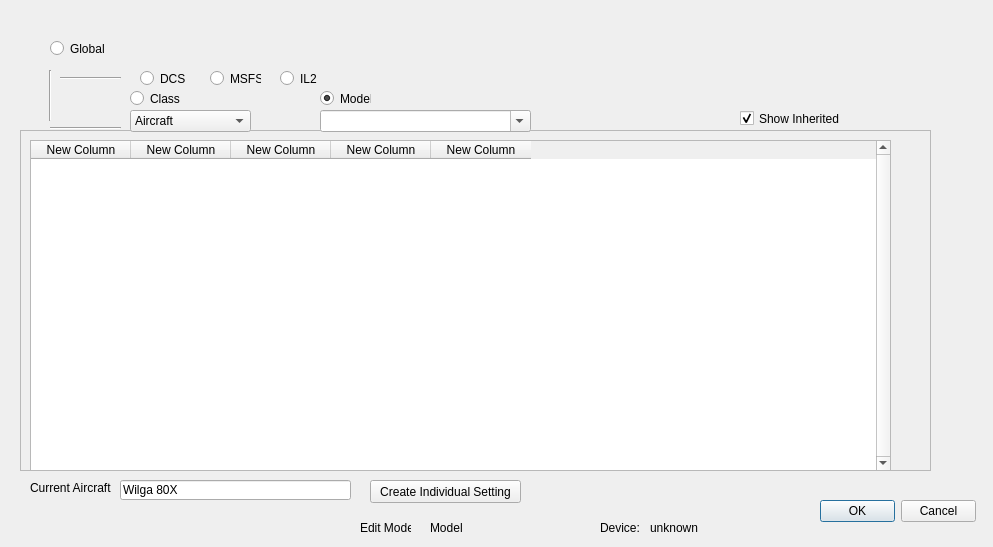
Qt form settingswindow.ui (walmis/VPforce-TelemFFB) before a commit.
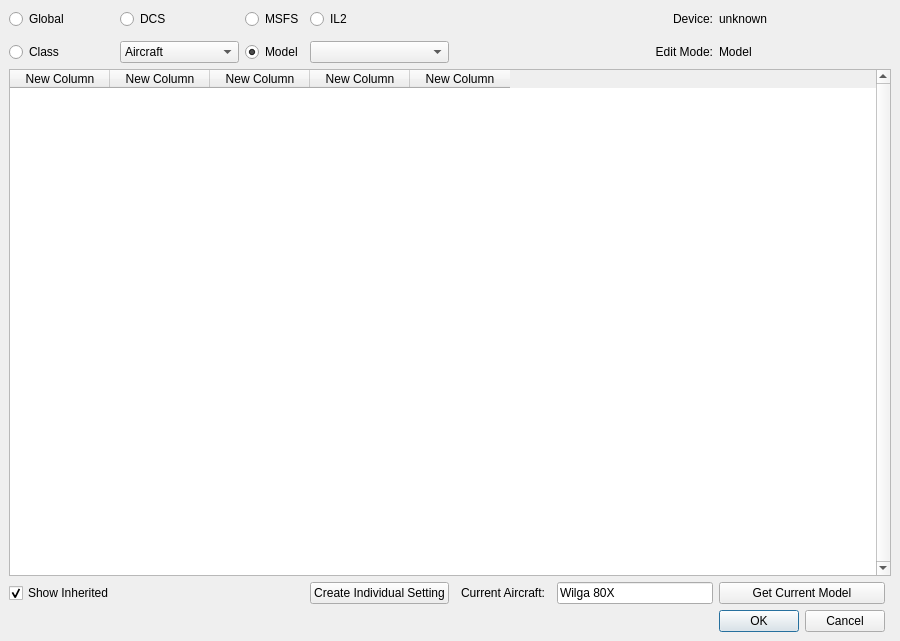
The same form after that commit.

Diff of the .ui file:
```diff
--- a/settingswindow.ui
+++ b/settingswindow.ui
@@ -6,88 +6,148 @@
    <rect>
     <x>0</x>
     <y>0</y>
-    <width>993</width>
-    <height>547</height>
+    <width>900</width>
+    <height>641</height>
    </rect>
   </property>
+  <property name="minimumSize">
+   <size>
+    <width>900</width>
+    <height>600</height>
+   </size>
+  </property>
+  <property name="maximumSize">
+   <size>
+    <width>900</width>
+    <height>3000</height>
+   </size>
+  </property>
   <property name="windowTitle">
    <string>MainWindow</string>
   </property>
   <widget class="QWidget" name="centralwidget">
+   <layout class="QGridLayout" name="gridLayout" columnstretch="0,0,0,0,0,0,0,0,0,0" columnminimumwidth="0,0,0,0,0,0,0,0,0,0">
+    <item row="27" column="8">
+     <widget class="QDialogButtonBox" name="buttonBox">
+      <property name="standardButtons">
+       <set>QDialogButtonBox::Cancel|QDialogButtonBox::Ok</set>
+      </property>
+     </widget>
+    </item>
+    <item row="10" column="7">
+     <widget class="QLabel" name="label_3">
+      <property name="text">
+       <string>Edit Mode:</string>
+      </property>
+      <property name="alignment">
+       <set>Qt::AlignRight|Qt::AlignTrailing|Qt::AlignVCenter</set>
+      </property>
+     </widget>
+    </item>
+    <item row="10" column="8">
+     <widget class="QLabel" name="l_mode">
+      <property name="text">
+       <string>Model</string>
+      </property>
+     </widget>
+    </item>
+    <item row="0" column="7">
+     <widget class="QLabel" name="label_2">
+      <property name="text">
+       <string>Device:</string>
+      </property>
+      <property name="alignment">
+       <set>Qt::AlignRight|Qt::AlignTrailing|Qt::AlignVCenter</set>
+      </property>
+     </widget>
+    </item>
+    <item row="1" column="0">
+     <widget class="Line" name="line">
+      <property name="orientation">
+       <enum>Qt::Vertical</enum>
+      </property>
+     </widget>
+    </item>
+    <item row="0" column="0">
    <widget class="QRadioButton" name="rb_Global">
-    <property name="geometry">
-     <rect>
-      <x>50</x>
-      <y>40</y>
-      <width>61</width>
-      <height>17</height>
-     </rect>
-    </property>
     <property name="text">
      <string>Global</string>
     </property>
    </widget>
+    </item>
+    <item row="15" column="0" colspan="10">
+     <widget class="QTableWidget" name="table_widget">
+      <property name="verticalScrollBarPolicy">
+       <enum>Qt::ScrollBarAlwaysOn</enum>
+      </property>
+      <property name="alternatingRowColors">
+       <bool>true</bool>
+      </property>
+      <property name="selectionBehavior">
+       <enum>QAbstractItemView::SelectItems</enum>
+      </property>
+      <property name="sortingEnabled">
+       <bool>true</bool>
+      </property>
+      <property name="wordWrap">
+       <bool>false</bool>
+      </property>
+      <property name="cornerButtonEnabled">
+       <bool>false</bool>
+      </property>
+      <attribute name="verticalHeaderVisible">
+       <bool>false</bool>
+      </attribute>
+      <column>
+       <property name="text">
+        <string>New Column</string>
+       </property>
+      </column>
+      <column>
+       <property name="text">
+        <string>New Column</string>
+       </property>
+      </column>
+      <column>
+       <property name="text">
+        <string>New Column</string>
+       </property>
+      </column>
+      <column>
+       <property name="text">
+        <string>New Column</string>
+       </property>
+      </column>
+      <column>
+       <property name="text">
+        <string>New Column</string>
+       </property>
+      </column>
+     </widget>
+    </item>
+    <item row="0" column="1">
    <widget class="QRadioButton" name="rb_DCS">
-    <property name="geometry">
-     <rect>
-      <x>140</x>
-      <y>70</y>
-      <width>51</width>
-      <height>17</height>
-     </rect>
-    </property>
     <property name="text">
      <string>DCS</string>
     </property>
    </widget>
+    </item>
+    <item row="0" column="2">
    <widget class="QRadioButton" name="rb_MSFS">
-    <property name="geometry">
-     <rect>
-      <x>210</x>
-      <y>70</y>
-      <width>51</width>
-      <height>17</height>
-     </rect>
-    </property>
     <property name="text">
      <string>MSFS</string>
     </property>
    </widget>
-   <widget class="QRadioButton" name="rb_IL2">
-    <property name="geometry">
-     <rect>
-      <x>280</x>
-      <y>70</y>
-      <width>51</width>
-      <height>17</height>
-     </rect>
-    </property>
+    </item>
+    <item row="10" column="0">
+     <widget class="QRadioButton" name="rb_class">
     <property name="text">
-     <string>IL2</string>
-    </property>
-   </widget>
-   <widget class="QDialogButtonBox" name="buttonBox">
-    <property name="geometry">
-     <rect>
-      <x>820</x>
-      <y>500</y>
-      <width>156</width>
-      <height>23</height>
-     </rect>
-    </property>
-    <property name="standardButtons">
-     <set>QDialogButtonBox::Cancel|QDialogButtonBox::Ok</set>
-    </property>
-   </widget>
+       <string>Class</string>
+      </property>
+     </widget>
+    </item>
+    <item row="10" column="1">
    <widget class="QComboBox" name="drp_class">
-    <property name="geometry">
-     <rect>
-      <x>130</x>
-      <y>110</y>
-      <width>121</width>
-      <height>22</height>
-     </rect>
-    </property>
     <item>
      <property name="text">
       <string>Aircraft</string>
@@ -119,136 +179,68 @@
      </property>
     </item>
    </widget>
-   <widget class="QTableWidget" name="table_widget">
-    <property name="geometry">
-     <rect>
-      <x>30</x>
-      <y>140</y>
-      <width>861</width>
-      <height>331</height>
-     </rect>
-    </property>
-    <property name="verticalScrollBarPolicy">
-     <enum>Qt::ScrollBarAlwaysOn</enum>
-    </property>
-    <property name="alternatingRowColors">
-     <bool>true</bool>
-    </property>
-    <property name="selectionBehavior">
-     <enum>QAbstractItemView::SelectItems</enum>
-    </property>
-    <property name="sortingEnabled">
-     <bool>true</bool>
-    </property>
-    <property name="wordWrap">
+    </item>
+    <item row="10" column="3">
+     <widget class="QComboBox" name="drp_models">
+      <property name="editable">
      <bool>false</bool>
     </property>
-    <property name="cornerButtonEnabled">
-     <bool>false</bool>
-    </property>
-    <column>
+     </widget>
+    </item>
+    <item row="0" column="3">
+     <widget class="QRadioButton" name="rb_IL2">
      <property name="text">
-      <string>New Column</string>
-     </property>
-    </column>
-    <column>
+       <string>IL2</string>
+      </property>
+     </widget>
+    </item>
+    <item row="10" column="2">
+     <widget class="QRadioButton" name="rb_model">
      <property name="text">
-      <string>New Column</string>
-     </property>
-    </column>
-    <column>
-     <property name="text">
-      <string>New Column</string>
-     </property>
-    </column>
-    <column>
-     <property name="text">
-      <string>New Column</string>
-     </property>
-    </column>
-    <column>
-     <property name="text">
-      <string>New Column</string>
-     </property>
-    </column>
-   </widget>
-   <widget class="QLabel" name="label">
-    <property name="geometry">
-     <rect>
-      <x>30</x>
-      <y>480</y>
-      <width>81</width>
-      <height>16</height>
-     </rect>
-    </property>
+       <string>Model</string>
+      </property>
+      <property name="checked">
+       <bool>true</bool>
+      </property>
+     </widget>
+    </item>
+    <item row="0" column="8">
+     <widget class="QLabel" name="l_device">
     <property name="text">
-     <string>Current Aircraft:</string>
-    </property>
-   </widget>
+       <string>unknown</string>
+      </property>
+     </widget>
+    </item>
+    <item row="17" column="7">
    <widget class="QLineEdit" name="tb_currentmodel">
-    <property name="geometry">
-     <rect>
-      <x>120</x>
-      <y>480</y>
-      <width>231</width>
-      <height>20</height>
-     </rect>
-    </property>
     <property name="text">
      <string>Wilga 80X</string>
     </property>
    </widget>
+    </item>
+    <item row="17" column="8">
+     <widget class="QPushButton" name="b_getcurrentmodel">
+      <property name="text">
+       <string>Get Current Model</string>
+      </property>
+     </widget>
+    </item>
+    <item row="17" column="5">
+     <widget class="QLabel" name="label">
+      <property name="text">
+       <string>Current Aircraft:</string>
+      </property>
+     </widget>
+    </item>
+    <item row="17" column="3">
    <widget class="QPushButton" name="b_createaircraft">
-    <property name="geometry">
-     <rect>
-      <x>370</x>
-      <y>480</y>
-      <width>151</width>
-      <height>23</height>
-     </rect>
-    </property>
     <property name="text">
      <string>Create Individual Setting</string>
     </property>
    </widget>
-   <widget class="QComboBox" name="drp_models">
-    <property name="geometry">
-     <rect>
-      <x>320</x>
-      <y>110</y>
-      <width>211</width>
-      <height>22</height>
-     </rect>
-    </property>
-    <property name="editable">
-     <bool>true</bool>
-    </property>
-   </widget>
-   <widget class="QFrame" name="frame">
-    <property name="geometry">
-     <rect>
-      <x>20</x>
-      <y>130</y>
-      <width>911</width>
-      <height>341</height>
-     </rect>
-    </property>
-    <property name="frameShape">
-     <enum>QFrame::StyledPanel</enum>
-    </property>
-    <property name="frameShadow">
-     <enum>QFrame::Raised</enum>
-    </property>
-   </widget>
+    </item>
+    <item row="17" column="0">
    <widget class="QCheckBox" name="cb_show_inherited">
-    <property name="geometry">
-     <rect>
-      <x>740</x>
-      <y>110</y>
-      <width>151</width>
-      <height>17</height>
-     </rect>
-    </property>
     <property name="text">
      <string>Show Inherited</string>
     </property>
@@ -256,148 +248,8 @@
      <bool>true</bool>
     </property>
    </widget>
-   <widget class="QRadioButton" name="rb_class">
-    <property name="geometry">
-     <rect>
-      <x>130</x>
-      <y>90</y>
-      <width>51</width>
-      <height>17</height>
-     </rect>
-    </property>
-    <property name="text">
-     <string>Class</string>
-    </property>
-   </widget>
-   <widget class="QRadioButton" name="rb_model">
-    <property name="geometry">
-     <rect>
-      <x>320</x>
-      <y>90</y>
-      <width>51</width>
-      <height>17</height>
-     </rect>
-    </property>
-    <property name="text">
-     <string>Model</string>
-    </property>
-    <property name="checked">
-     <bool>true</bool>
-    </property>
-   </widget>
-   <widget class="Line" name="line">
-    <property name="geometry">
-     <rect>
-      <x>40</x>
-      <y>70</y>
-      <width>20</width>
-      <height>51</height>
-     </rect>
-    </property>
-    <property name="orientation">
-     <enum>Qt::Vertical</enum>
-    </property>
-   </widget>
-   <widget class="Line" name="line_2">
-    <property name="geometry">
-     <rect>
-      <x>50</x>
-      <y>120</y>
-      <width>71</width>
-      <height>16</height>
-     </rect>
-    </property>
-    <property name="orientation">
-     <enum>Qt::Horizontal</enum>
-    </property>
-   </widget>
-   <widget class="Line" name="line_3">
-    <property name="geometry">
-     <rect>
-      <x>60</x>
-      <y>70</y>
-      <width>61</width>
-      <height>16</height>
-     </rect>
-    </property>
-    <property name="orientation">
-     <enum>Qt::Horizontal</enum>
-    </property>
-   </widget>
-   <widget class="QLabel" name="l_mode">
-    <property name="geometry">
-     <rect>
-      <x>430</x>
-      <y>520</y>
-      <width>71</width>
-      <height>16</height>
-     </rect>
-    </property>
-    <property name="text">
-     <string>Model</string>
-    </property>
-   </widget>
-   <widget class="QLabel" name="label_2">
-    <property name="geometry">
-     <rect>
-      <x>600</x>
-      <y>520</y>
-      <width>51</width>
-      <height>16</height>
-     </rect>
-    </property>
-    <property name="text">
-     <string>Device:</string>
-    </property>
-   </widget>
-   <widget class="QLabel" name="l_device">
-    <property name="geometry">
-     <rect>
-      <x>650</x>
-      <y>520</y>
-      <width>91</width>
-      <height>16</height>
-     </rect>
-    </property>
-    <property name="text">
-     <string>unknown</string>
-    </property>
-   </widget>
-   <widget class="QLabel" name="label_3">
-    <property name="geometry">
-     <rect>
-      <x>360</x>
-      <y>520</y>
-      <width>51</width>
-      <height>16</height>
-     </rect>
-    </property>
-    <property name="text">
-     <string>Edit Mode:</string>
-    </property>
-   </widget>
-   <zorder>frame</zorder>
-   <zorder>rb_Global</zorder>
-   <zorder>rb_DCS</zorder>
-   <zorder>rb_MSFS</zorder>
-   <zorder>rb_IL2</zorder>
-   <zorder>buttonBox</zorder>
-   <zorder>drp_class</zorder>
-   <zorder>table_widget</zorder>
-   <zorder>label</zorder>
-   <zorder>tb_currentmodel</zorder>
-   <zorder>b_createaircraft</zorder>
-   <zorder>drp_models</zorder>
-   <zorder>cb_show_inherited</zorder>
-   <zorder>rb_class</zorder>
-   <zorder>rb_model</zorder>
-   <zorder>line</zorder>
-   <zorder>line_2</zorder>
-   <zorder>line_3</zorder>
-   <zorder>l_mode</zorder>
-   <zorder>label_2</zorder>
-   <zorder>l_device</zorder>
-   <zorder>label_3</zorder>
+    </item>
+   </layout>
   </widget>
  </widget>
  <resources/>
```
Lines whose indentation alone changed are shown as unchanged.
